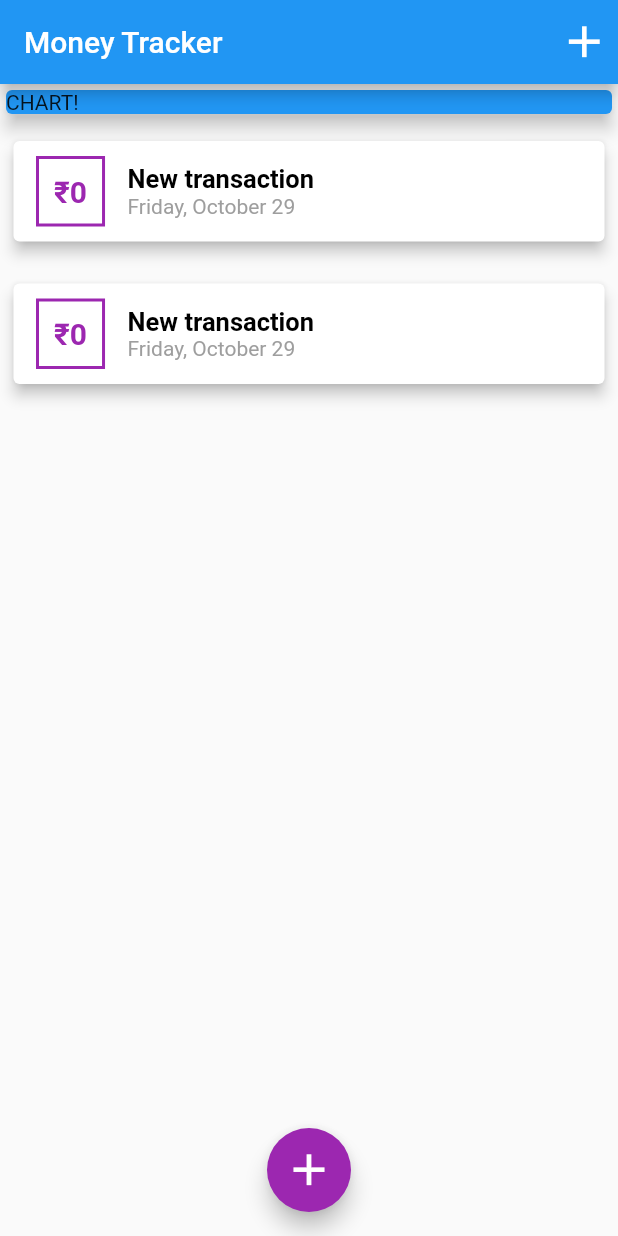
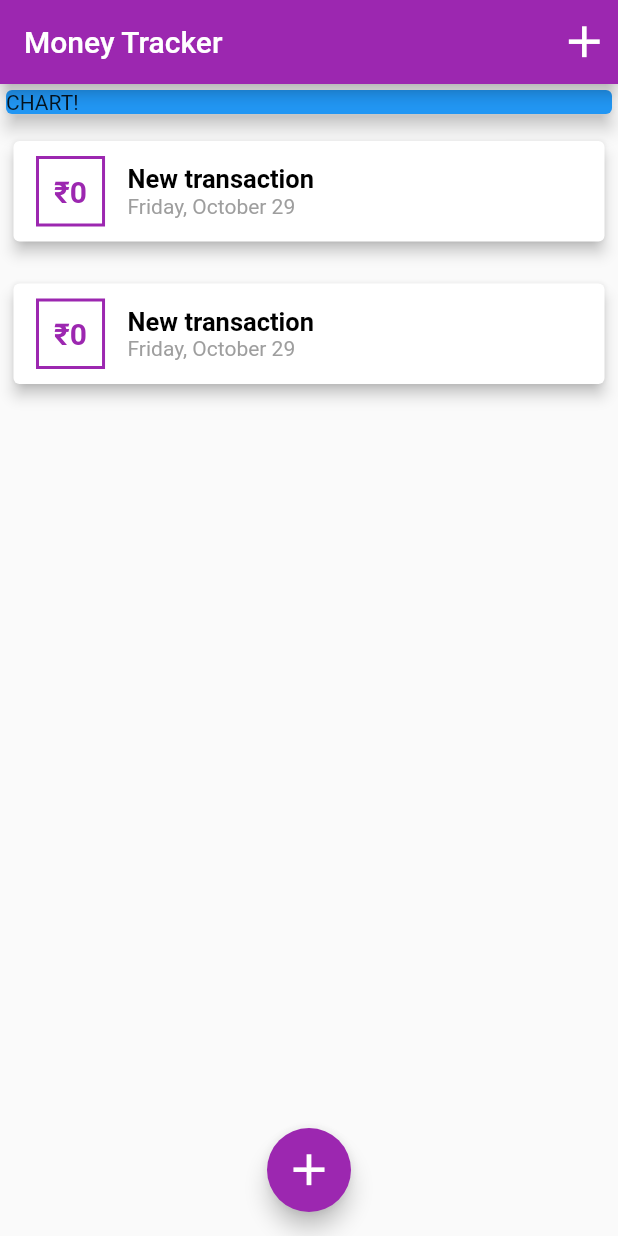
Before and after one commit to atharv-bhadange/Expenses_App, a Flutter app: the screen it shows after launch, on a phone screen of 412 x 824 dp. Run offline on Flutter 3.47's test engine with Material 2 defaults, Android fonts, the phone set to English and light mode, and no system bars.

Commit message:
Added global theme

```diff
--- a/lib/main.dart
+++ b/lib/main.dart
@@ -10,9 +10,9 @@ class MyApp extends StatelessWidget {
   @override
   Widget build(BuildContext context) {
     return MaterialApp(
-      title: 'Flutter Demo',
+      title: 'Personal Expenses App',
       theme: ThemeData(
-        primarySwatch: Colors.blue,
+        primarySwatch: Colors.purple, //uses different shades of color
       ),
       home: MyHomePage(),
     );
@@ -105,7 +105,7 @@ class _MyHomePageState extends State<MyHomePage> {
           size: 35,
         ),
         onPressed: () => {_startAddNewTransaction(context)},
-        backgroundColor: Colors.purple,
+        //backgroundColor: ,
       ),
     );
   }
--- a/lib/widgets/transaction_list.dart
+++ b/lib/widgets/transaction_list.dart
@@ -31,7 +31,7 @@ class TransactionList extends StatelessWidget {
                     padding: EdgeInsets.all(10),
                     decoration: BoxDecoration(
                       border: Border.all(
-                        color: Colors.purple,
+                        color: Theme.of(context).primaryColor,
                         width: 2,
                         style: BorderStyle.solid,
                       ),
@@ -41,7 +41,7 @@ class TransactionList extends StatelessWidget {
                       style: TextStyle(
                         fontWeight: FontWeight.bold,
                         fontSize: 20,
-                        color: Colors.purple,
+                        color: Theme.of(context).primaryColor,
                       ),
                     ),
                   ),
```
